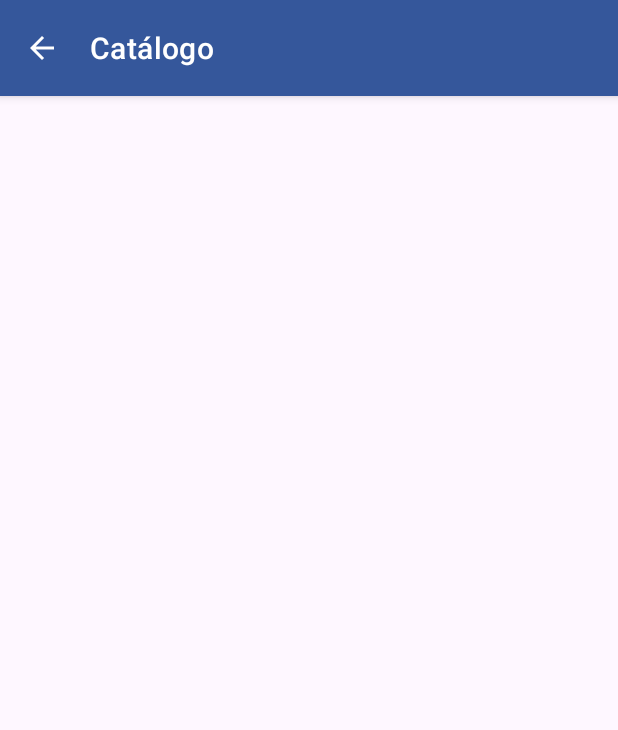
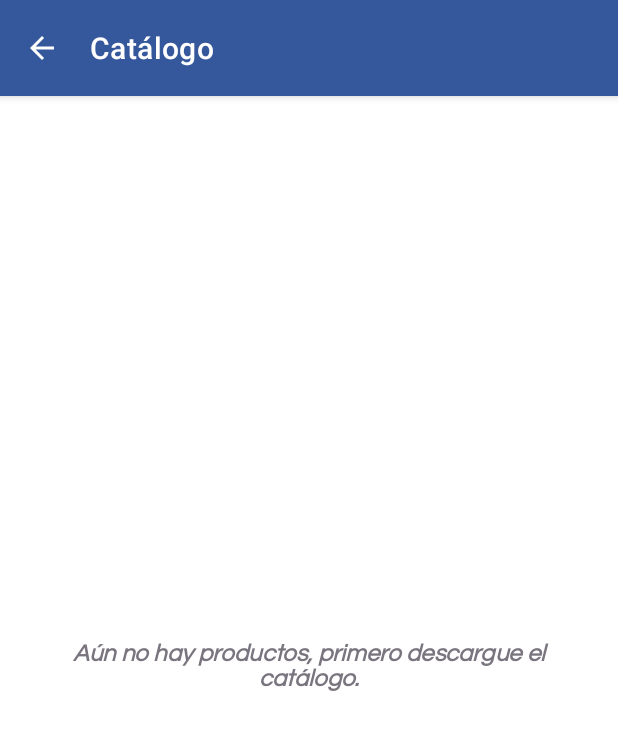
Before and after one commit to RolandoSelvera/Test_MVVM_Java, an Android app: the screen it shows after launch (ResultsActivity), after a tap on "Consultar", on a phone screen of 412 x 824 dp. Shown: the top 730 px of the screen. Run offline under Robolectric (Android 15) with nearby library versions, the phone set to English and light mode, and no system bars; our stand-ins replace RxJava, data binding.

Commit message:
[feature]: Create DatabaseHelper, adapter and ResultsViewModel.

```diff
--- a/app/src/main/AndroidManifest.xml
+++ b/app/src/main/AndroidManifest.xml
@@ -3,6 +3,7 @@
     xmlns:tools="http://schemas.android.com/tools">
 
     <application
+        android:name=".core.base.App"
         android:allowBackup="true"
         android:dataExtractionRules="@xml/data_extraction_rules"
         android:fullBackupContent="@xml/backup_rules"
--- /dev/null
+++ b/app/src/main/java/com/rolandoselvera/testmvvmjava/core/base/App.java
@@ -0,0 +1,23 @@
+package com.rolandoselvera.testmvvmjava.core.base;
+
+import android.app.Application;
+
+import com.rolandoselvera.testmvvmjava.data.local.db.DatabaseHelper;
+
+public class App extends Application {
+    private static App instance;
+
+    @Override
+    public void onCreate() {
+        super.onCreate();
+        instance = this;
+    }
+
+    public static synchronized App getInstance() {
+        return instance;
+    }
+
+    public DatabaseHelper getDatabaseHelper() {
+        return new DatabaseHelper(this);
+    }
+}
--- /dev/null
+++ b/app/src/main/java/com/rolandoselvera/testmvvmjava/data/local/db/DatabaseHelper.java
@@ -0,0 +1,56 @@
+package com.rolandoselvera.testmvvmjava.data.local.db;
+
+import android.content.Context;
+import android.database.sqlite.SQLiteDatabase;
+import android.database.sqlite.SQLiteOpenHelper;
+
+public class DatabaseHelper extends SQLiteOpenHelper {
+    private static DatabaseHelper instance;
+    private static final String DATABASE_NAME = "PRODUCTS_DATABASE";
+    private static final int DATABASE_VERSION = 1;
+
+    public static final String TABLE_PRODUCTS = "products";
+    public static final String SUPPLYING_ID = "idAbastecimiento";
+    public static final String SUPPLYING_TYPE = "tipoAbastecimiento";
+    public static final String USER_CREATION = "usuarioCreacion";
+    public static final String USER_MODIFICATION = "usuarioModificacion";
+    public static final String USER_DELETION = "usuarioEliminacion";
+    public static final String DATE_CREATION = "fechaCreacion";
+    public static final String DATE_MODIFICATION = "fechaModificacion";
+    public static final String DATE_DELETION = "fechaEliminacion";
+    public static final String SUPPLYING_STATUS = "estatusAbastecimiento";
+
+    public static synchronized DatabaseHelper getInstance(Context context) {
+        if (instance == null) {
+            instance = new DatabaseHelper(context.getApplicationContext());
+        }
+        return instance;
+    }
+
+    private static final String CREATE_TABLE_PRODUCTS =
+            "CREATE TABLE " + TABLE_PRODUCTS + " (" +
+                    SUPPLYING_ID + " INTEGER PRIMARY KEY AUTOINCREMENT," +
+                    SUPPLYING_TYPE + " TEXT," +
+                    USER_CREATION + " TEXT," +
+                    USER_MODIFICATION + " TEXT," +
+                    USER_DELETION + " TEXT," +
+                    DATE_CREATION + " TEXT," +
+                    DATE_MODIFICATION + " TEXT," +
+                    DATE_DELETION + " TEXT," +
+                    SUPPLYING_STATUS + " TEXT" +
+                    ")";
+
+    public DatabaseHelper(Context context) {
+        super(context, DATABASE_NAME, null, DATABASE_VERSION);
+    }
+
+    @Override
+    public void onCreate(SQLiteDatabase db) {
+        db.execSQL(CREATE_TABLE_PRODUCTS);
+    }
+
+    @Override
+    public void onUpgrade(SQLiteDatabase db, int oldVersion, int newVersion) {
+        // Handle database updates...
+    }
+}
--- /dev/null
+++ b/app/src/main/java/com/rolandoselvera/testmvvmjava/data/repository/ProductsRepository.java
@@ -0,0 +1,91 @@
+package com.rolandoselvera.testmvvmjava.data.repository;
+
+import android.annotation.SuppressLint;
+import android.content.ContentValues;
+import android.content.Context;
+import android.database.Cursor;
+import android.database.sqlite.SQLiteDatabase;
+
+import com.rolandoselvera.testmvvmjava.core.base.App;
+import com.rolandoselvera.testmvvmjava.data.local.db.DatabaseHelper;
+import com.rolandoselvera.testmvvmjava.data.models.SanitAbastecimiento;
+
+import java.util.ArrayList;
+import java.util.List;
+
+import io.reactivex.Completable;
+import io.reactivex.Observable;
+import io.reactivex.schedulers.Schedulers;
+
+public class ProductsRepository {
+    private SQLiteDatabase database;
+    private DatabaseHelper dbHelper;
+
+    public ProductsRepository(Context context) {
+        dbHelper = App.getInstance().getDatabaseHelper();
+        open();
+    }
+
+    public void open() {
+        database = dbHelper.getWritableDatabase();
+    }
+
+    public void close() {
+        if (database != null && database.isOpen()) {
+            database.close();
+        }
+    }
+
+    public Completable insertProduct(SanitAbastecimiento product) {
+        return Completable.fromAction(() -> insertProductToDB(product))
+                .subscribeOn(Schedulers.io());
+    }
+
+    public void insertProductToDB(SanitAbastecimiento product) {
+        ContentValues values = new ContentValues();
+        values.put(DatabaseHelper.SUPPLYING_TYPE, product.getTipoAbastecimiento());
+        values.put(DatabaseHelper.USER_CREATION, product.getUsuarioCreacion());
+        values.put(DatabaseHelper.USER_MODIFICATION, product.getUsuarioModificacion());
+        values.put(DatabaseHelper.USER_DELETION, product.getUsuarioEliminacion());
+        values.put(DatabaseHelper.DATE_CREATION, product.getFechaCreacion());
+        values.put(DatabaseHelper.DATE_MODIFICATION, product.getFechaModificacion());
+        values.put(DatabaseHelper.DATE_DELETION, product.getFechaEliminacion());
+        values.put(DatabaseHelper.SUPPLYING_STATUS, product.getEstatusAbastecimiento());
+
+        database.insert(DatabaseHelper.TABLE_PRODUCTS, null, values);
+    }
+
+    public Observable<List<SanitAbastecimiento>> getProducts() {
+        return Observable.fromCallable(this::getProductsFromDB)
+                .subscribeOn(Schedulers.io());
+    }
+
+
+    @SuppressLint("Range")
+    private List<SanitAbastecimiento> getProductsFromDB() {
+        List<SanitAbastecimiento> productsList = new ArrayList<>();
+
+        Cursor cursor = database.query(DatabaseHelper.TABLE_PRODUCTS, null, null, null, null, null, null);
+
+        if (cursor != null && cursor.moveToFirst()) {
+            do {
+                SanitAbastecimiento product = new SanitAbastecimiento();
+                product.setIDAbastecimiento(cursor.getLong(cursor.getColumnIndex(DatabaseHelper.SUPPLYING_ID)));
+                product.setTipoAbastecimiento(cursor.getString(cursor.getColumnIndex(DatabaseHelper.SUPPLYING_TYPE)));
+                product.setUsuarioCreacion(cursor.getString(cursor.getColumnIndex(DatabaseHelper.USER_CREATION)));
+                product.setUsuarioModificacion(cursor.getString(cursor.getColumnIndex(DatabaseHelper.USER_MODIFICATION)));
+                product.setUsuarioEliminacion(cursor.getString(cursor.getColumnIndex(DatabaseHelper.USER_DELETION)));
+                product.setFechaCreacion(cursor.getString(cursor.getColumnIndex(DatabaseHelper.DATE_CREATION)));
+                product.setFechaModificacion(cursor.getString(cursor.getColumnIndex(DatabaseHelper.DATE_MODIFICATION)));
+                product.setFechaEliminacion(cursor.getString(cursor.getColumnIndex(DatabaseHelper.DATE_DELETION)));
+                product.setEstatusAbastecimiento(cursor.getString(cursor.getColumnIndex(DatabaseHelper.SUPPLYING_STATUS)));
+
+                productsList.add(product);
+            } while (cursor.moveToNext());
+
+            cursor.close();
+        }
+
+        return productsList;
+    }
+}
--- /dev/null
+++ b/app/src/main/java/com/rolandoselvera/testmvvmjava/viewmodels/resultsviewmodel/ResultsViewModel.java
@@ -0,0 +1,60 @@
+package com.rolandoselvera.testmvvmjava.viewmodels.resultsviewmodel;
+
+import android.annotation.SuppressLint;
+
+import androidx.lifecycle.LiveData;
+import androidx.lifecycle.MutableLiveData;
+import androidx.lifecycle.ViewModel;
+
+import com.rolandoselvera.testmvvmjava.data.models.SanitAbastecimiento;
+import com.rolandoselvera.testmvvmjava.data.repository.ProductsRepository;
+
+import java.util.List;
+
+import io.reactivex.android.schedulers.AndroidSchedulers;
+import io.reactivex.disposables.CompositeDisposable;
+
+public class ResultsViewModel extends ViewModel {
+
+    private ProductsRepository productsRepository;
+    private MutableLiveData<List<SanitAbastecimiento>> productsLiveData = new MutableLiveData<>();
+
+    public LiveData<List<SanitAbastecimiento>> getProductsLiveData() {
+        return productsLiveData;
+    }
+
+    private MutableLiveData<Boolean> mLoader = new MutableLiveData<>(true);
+
+    public LiveData<Boolean> loader() {
+        return mLoader;
+    }
+
+    private CompositeDisposable compositeDisposable = new CompositeDisposable();
+
+    public ResultsViewModel(ProductsRepository productsRepository) {
+        this.productsRepository = productsRepository;
+    }
+
+
+    @SuppressLint("CheckResult")
+    public void loadProducts() {
+        mLoader.setValue(true);
+        productsRepository.getProducts()
+                .observeOn(AndroidSchedulers.mainThread())
+                .subscribe(productsList -> {
+                    productsLiveData.setValue(productsList);
+                    mLoader.setValue(false);
+                }, throwable -> {
+                    productsLiveData.setValue(null);
+                    mLoader.setValue(false);
+                    throwable.printStackTrace();
+                });
+    }
+
+    @Override
+    protected void onCleared() {
+        super.onCleared();
+        compositeDisposable.dispose();
+        //productsRepository.close();
+    }
+}
--- /dev/null
+++ b/app/src/main/java/com/rolandoselvera/testmvvmjava/viewmodels/resultsviewmodel/ResultsViewModelFactory.java
@@ -0,0 +1,28 @@
+package com.rolandoselvera.testmvvmjava.viewmodels.resultsviewmodel;
+
+import android.content.Context;
+
+import androidx.annotation.NonNull;
+import androidx.lifecycle.ViewModel;
+import androidx.lifecycle.ViewModelProvider;
+
+import com.rolandoselvera.testmvvmjava.data.repository.ProductsRepository;
+
+public class ResultsViewModelFactory implements ViewModelProvider.Factory {
+
+    private Context context;
+
+    public ResultsViewModelFactory(Context context) {
+        this.context = context;
+    }
+
+    @NonNull
+    @Override
+    public <T extends ViewModel> T create(@NonNull Class<T> modelClass) {
+        if (modelClass.isAssignableFrom(ResultsViewModel.class)) {
+            ProductsRepository productsRepository = new ProductsRepository(context);
+            return (T) new ResultsViewModel(productsRepository);
+        }
+        throw new IllegalArgumentException("Unknown ViewModel class");
+    }
+}
--- a/app/src/main/java/com/rolandoselvera/testmvvmjava/views/activities/base/BaseActivity.java
+++ b/app/src/main/java/com/rolandoselvera/testmvvmjava/views/activities/base/BaseActivity.java
@@ -27,6 +27,8 @@ public abstract class BaseActivity<B extends ViewDataBinding> extends AppCompatA
 
     protected abstract void initComponents();
 
+    protected abstract void initViewModel();
+
     @Override
     protected void onCreate(Bundle savedInstanceState) {
         super.onCreate(savedInstanceState);
@@ -34,6 +36,7 @@ public abstract class BaseActivity<B extends ViewDataBinding> extends AppCompatA
             binding = DataBindingUtil.setContentView(this, getLayoutRes());
         }
 
+        initViewModel();
         initializeView();
         initComponents();
     }
@@ -68,7 +71,7 @@ public abstract class BaseActivity<B extends ViewDataBinding> extends AppCompatA
         dialogProgress.show();
     }
 
-    protected void dismissProgress() {
+    protected void hideProgress() {
         if (null != dialogProgress && dialogProgress.isShowing()) {
             dialogProgress.cancel();
         }
--- a/app/src/main/java/com/rolandoselvera/testmvvmjava/views/activities/downloadscreen/DownloadActivity.java
+++ b/app/src/main/java/com/rolandoselvera/testmvvmjava/views/activities/downloadscreen/DownloadActivity.java
@@ -20,4 +20,9 @@ public class DownloadActivity extends BaseActivity<ActivityDownloadBinding> {
     protected void initComponents() {
 
     }
+
+    @Override
+    protected void initViewModel() {
+
+    }
 }
--- a/app/src/main/java/com/rolandoselvera/testmvvmjava/views/activities/main/MainActivity.java
+++ b/app/src/main/java/com/rolandoselvera/testmvvmjava/views/activities/main/MainActivity.java
@@ -30,4 +30,9 @@ public class MainActivity extends BaseActivity<ActivityMainBinding> {
             startActivity(new Intent(this, ResultsActivity.class));
         });
     }
+
+    @Override
+    protected void initViewModel() {
+
+    }
 }
--- a/app/src/main/java/com/rolandoselvera/testmvvmjava/views/activities/resultsscreen/ResultsActivity.java
+++ b/app/src/main/java/com/rolandoselvera/testmvvmjava/views/activities/resultsscreen/ResultsActivity.java
@@ -1,10 +1,27 @@
 package com.rolandoselvera.testmvvmjava.views.activities.resultsscreen;
 
+import android.view.View;
+
+import androidx.lifecycle.ViewModelProvider;
+
 import com.rolandoselvera.testmvvmjava.R;
+import com.rolandoselvera.testmvvmjava.data.models.SanitAbastecimiento;
 import com.rolandoselvera.testmvvmjava.databinding.ActivityResultsBinding;
+import com.rolandoselvera.testmvvmjava.viewmodels.resultsviewmodel.ResultsViewModel;
+import com.rolandoselvera.testmvvmjava.viewmodels.resultsviewmodel.ResultsViewModelFactory;
 import com.rolandoselvera.testmvvmjava.views.activities.base.BaseActivity;
+import com.rolandoselvera.testmvvmjava.views.adapters.ProductsListAdapter;
+
+import java.util.ArrayList;
+import java.util.List;
 
 public class ResultsActivity extends BaseActivity<ActivityResultsBinding> {
+
+    private ProductsListAdapter adapter;
+
+    private ResultsViewModelFactory factory;
+    private ResultsViewModel viewModel;
+
 
     @Override
     protected int getLayoutRes() {
@@ -18,6 +35,34 @@ public class ResultsActivity extends BaseActivity<ActivityResultsBinding> {
 
     @Override
     protected void initComponents() {
+        showProgress();
+        viewModel.loadProducts();
+    }
 
+    @Override
+    protected void initViewModel() {
+        factory = new ResultsViewModelFactory(this.getApplicationContext());
+        viewModel = new ViewModelProvider(this, factory).get(ResultsViewModel.class);
+
+        viewModel.getProductsLiveData().observe(this, productsList -> {
+            if (productsList.size() > 0) {
+                binding.titleStatus.setVisibility(View.GONE);
+                setupRecyclerAdapter(productsList);
+            }
+        });
+
+        viewModel.loader().observe(this, isLoading -> {
+            if (!isLoading) hideProgress();
+        });
+    }
+
+    private void setupRecyclerAdapter(List<SanitAbastecimiento> productsList) {
+        binding.recyclerView.setVisibility(View.VISIBLE);
+        adapter = new ProductsListAdapter(this, products -> {
+            toast(products.getTipoAbastecimiento());
+            adapter.notifyDataSetChanged();
+        });
+        binding.recyclerView.setAdapter(adapter);
+        adapter.submitList(new ArrayList<>(productsList));
     }
 }
--- a/app/src/main/res/layout/activity_download.xml
+++ b/app/src/main/res/layout/activity_download.xml
@@ -10,6 +10,7 @@
     <androidx.constraintlayout.widget.ConstraintLayout
         android:layout_width="match_parent"
         android:layout_height="match_parent"
+        android:background="@color/white"
         tools:context=".views.activities.downloadscreen.DownloadActivity">
 
     </androidx.constraintlayout.widget.ConstraintLayout>
--- a/app/src/main/res/layout/activity_main.xml
+++ b/app/src/main/res/layout/activity_main.xml
@@ -10,6 +10,7 @@
     <androidx.constraintlayout.widget.ConstraintLayout
         android:layout_width="match_parent"
         android:layout_height="match_parent"
+        android:background="@color/white"
         tools:context=".views.activities.main.MainActivity">
 
         <com.google.android.material.button.MaterialButton
--- a/app/src/main/res/layout/activity_results.xml
+++ b/app/src/main/res/layout/activity_results.xml
@@ -10,7 +10,38 @@
     <androidx.constraintlayout.widget.ConstraintLayout
         android:layout_width="match_parent"
         android:layout_height="match_parent"
+        android:background="@color/white"
         tools:context=".views.activities.resultsscreen.ResultsActivity">
+
+        <TextView
+            android:id="@+id/titleStatus"
+            android:layout_width="wrap_content"
+            android:layout_height="wrap_content"
+            android:fontFamily="@font/questrial"
+            android:gravity="center"
+            android:padding="@dimen/dimen_16"
+            android:text="@string/nothing_here"
+            android:textColor="@color/grayText"
+            android:textSize="@dimen/text_16"
+            android:textStyle="bold|italic"
+            app:layout_constraintBottom_toBottomOf="parent"
+            app:layout_constraintEnd_toEndOf="parent"
+            app:layout_constraintStart_toStartOf="parent"
+            app:layout_constraintTop_toTopOf="parent" />
+
+        <androidx.recyclerview.widget.RecyclerView
+            android:id="@+id/recyclerView"
+            android:layout_width="match_parent"
+            android:layout_height="0dp"
+            android:visibility="gone"
+            app:layoutManager="androidx.recyclerview.widget.LinearLayoutManager"
+            app:layout_constraintBottom_toBottomOf="parent"
+            app:layout_constraintEnd_toEndOf="parent"
+            app:layout_constraintStart_toStartOf="parent"
+            app:layout_constraintTop_toTopOf="parent"
+            tools:itemCount="15"
+            tools:listitem="@layout/item_product"
+            tools:visibility="visible" />
 
     </androidx.constraintlayout.widget.ConstraintLayout>
 </layout>
--- a/app/src/main/res/values/strings.xml
+++ b/app/src/main/res/values/strings.xml
@@ -3,4 +3,8 @@
     <string name="download">Descargar catálogos</string>
     <string name="results">Consultar</string>
     <string name="catalog">Catálogo</string>
+    <string name="nothing_here">Aún no hay productos, primero descargue el catálogo.</string>
+    <string name="yes">Si</string>
+    <string name="no">No</string>
+    <string name="n_a">N/A</string>
 </resources>
--- a/build.gradle
+++ b/build.gradle
@@ -5,6 +5,9 @@ buildscript {
         lifecycleVersion = "2.7.0"
         liveDataVersion = "2.7.0"
         retrofitVersion = "2.9.0"
+        glideVersion = "4.16.0"
+        rxJavaVersion = "2.2.21"
+        rxAndroidVersion = "2.1.1"
     }
 
     repositories {
```
Also changed, not shown: app/build.gradle (+8 -0 lines), app/src/main/java/com/rolandoselvera/testmvvmjava/data/models/SanitAbastecimiento.java (+9 -0 lines), app/src/main/java/com/rolandoselvera/testmvvmjava/views/adapters/ProductsListAdapter.java (added, +71 -0 lines), app/src/main/res/layout/item_product.xml (added, +86 -0 lines).
